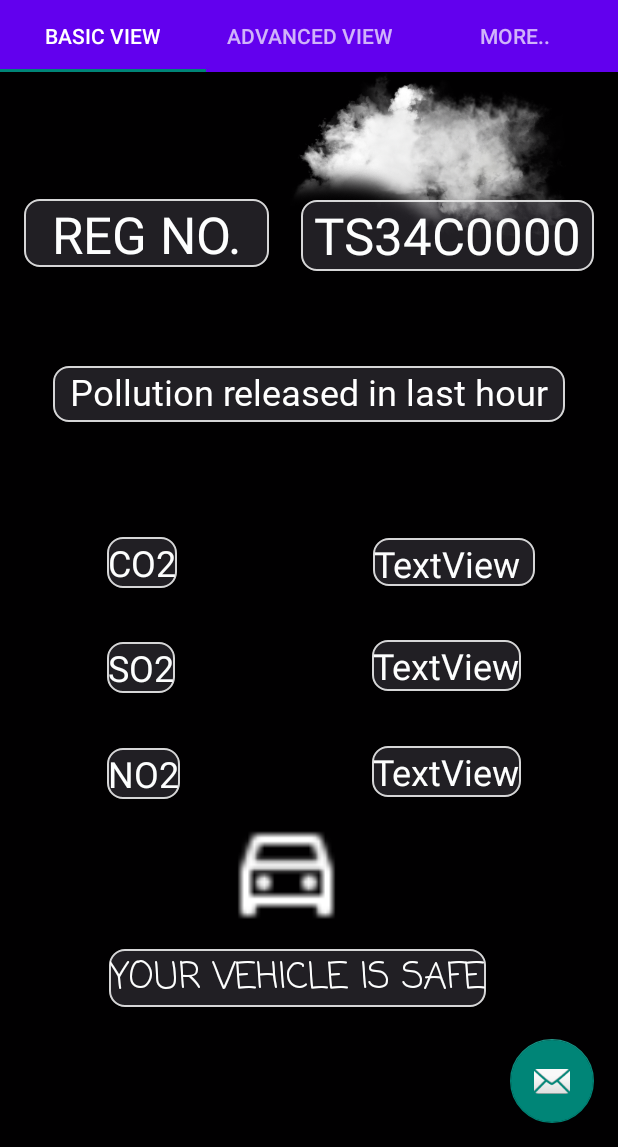
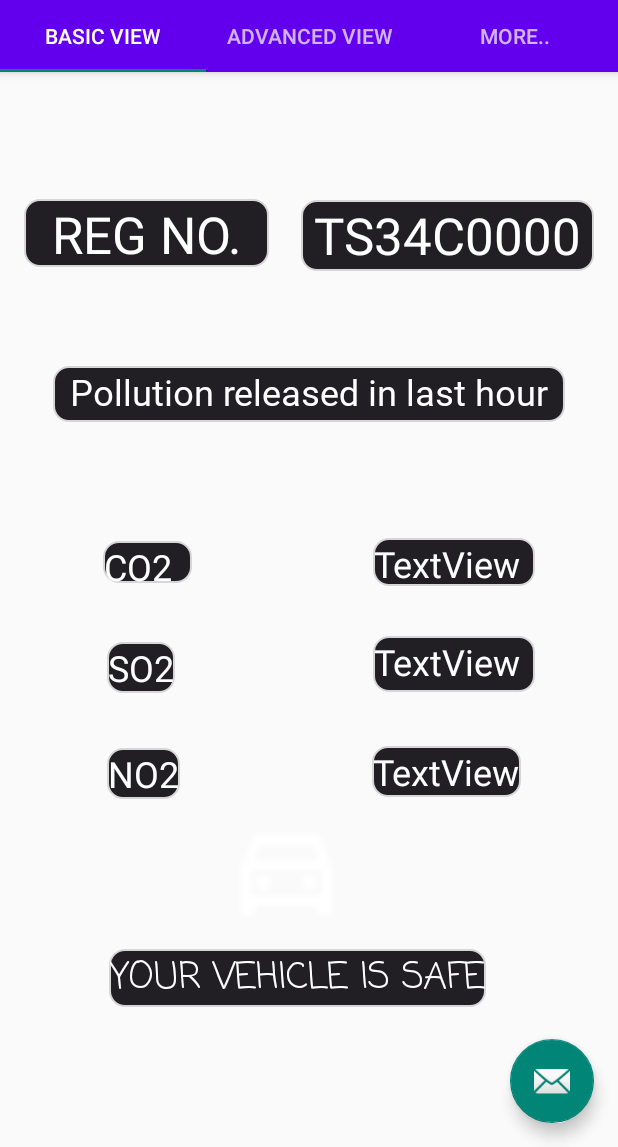
Before and after one commit to surya-teja-222/Vehicular-Pollution-Analysis-using-ML, an Android app: the screen it shows after launch once a user with an empty profile is signed in (userDashboard), on a phone screen of 412 x 824 dp, the part 89-1236 px from its top. Run offline under Robolectric (Android 15) with nearby library versions, the light colour scheme and no system bars; our stand-ins replace Firebase (no records; nobody signed in at launch, a user with empty details on screens opened directly); Roboto replaces fonts that are not available here.

Commit message:
cc dash 2

```diff
--- a/app/src/main/res/layout/fragment_sub_page01.xml
+++ b/app/src/main/res/layout/fragment_sub_page01.xml
@@ -4,7 +4,7 @@
     xmlns:tools="http://schemas.android.com/tools"
     android:layout_width="match_parent"
     android:layout_height="match_parent"
-    android:background="#010001"
+    android:background="#0000"
     android:textAlignment="center">
 
     <TextView
@@ -59,8 +59,8 @@
 
     <TextView
         android:id="@+id/textView27"
-        android:layout_width="wrap_content"
-        android:layout_height="wrap_content"
+        android:layout_width="59dp"
+        android:layout_height="28dp"
         android:background="@drawable/rounded_corner"
         android:fontFamily="@font/amaranth_bold"
         android:text="CO2"
@@ -123,18 +123,18 @@
 
     <TextView
         android:id="@+id/textView31"
-        android:layout_width="wrap_content"
-        android:layout_height="wrap_content"
+        android:layout_width="108dp"
+        android:layout_height="37dp"
         android:background="@drawable/rounded_corner"
         android:text="TextView"
         android:textColor="#FDFEFE"
         android:textSize="24sp"
         app:layout_constraintBottom_toBottomOf="parent"
         app:layout_constraintEnd_toEndOf="parent"
-        app:layout_constraintHorizontal_bias="0.794"
+        app:layout_constraintHorizontal_bias="0.818"
         app:layout_constraintStart_toStartOf="parent"
         app:layout_constraintTop_toTopOf="parent"
-        app:layout_constraintVertical_bias="0.555" />
+        app:layout_constraintVertical_bias="0.553" />
 
     <TextView
         android:id="@+id/textView32"
@@ -168,18 +168,6 @@
         app:layout_constraintVertical_bias="0.862" />
 
     <ImageView
-        android:id="@+id/imageView4"
-        android:layout_width="250dp"
-        android:layout_height="116dp"
-        app:layout_constraintBottom_toBottomOf="parent"
-        app:layout_constraintEnd_toEndOf="parent"
-        app:layout_constraintHorizontal_bias="1.0"
-        app:layout_constraintStart_toStartOf="parent"
-        app:layout_constraintTop_toTopOf="parent"
-        app:layout_constraintVertical_bias="0.0"
-        app:srcCompat="@drawable/sokeyy" />
-
-    <ImageView
         android:id="@+id/imageView8"
         android:layout_width="86dp"
         android:layout_height="81dp"
```
